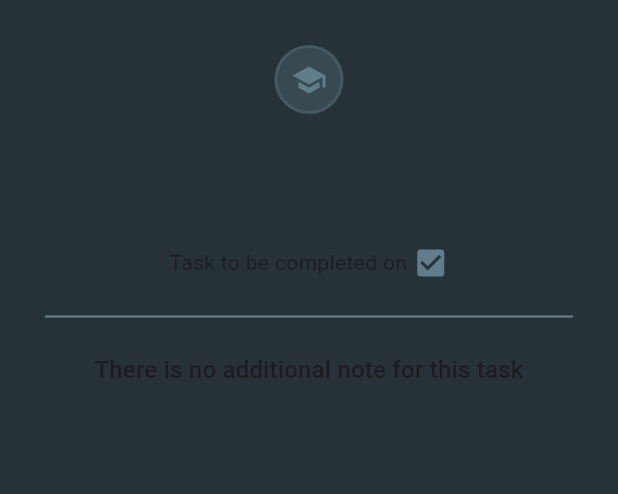
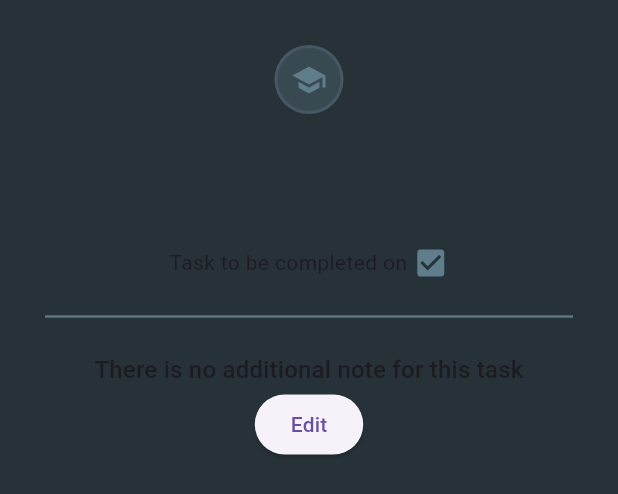
Before and after one commit to AfifKarim/Task_Model, a Flutter app: the TaskDetails widget shown alone on an empty page, opened directly with empty values, on a phone screen of 412 x 824 dp. Shown: the top 494 px of the screen. Run offline on Flutter 3.47's test engine with Material 3 defaults, Android fonts, the light colour scheme and no system bars; our stand-ins replace equatable, flex_color_scheme, flutter_riverpod, font_awesome_flutter, gap, go_router and 3 more; accounts and stored records are empty.

Commit message:
Last Commit

```diff
--- a/lib/data/repositories/task_repository_impl.dart
+++ b/lib/data/repositories/task_repository_impl.dart
@@ -42,4 +42,8 @@ class TaskRepositoryImpl implements TaskRepository {
       throw '$e';
     }
   }
+  @override
+  Future<void> updateTitleAndNote(Task task) async {
+    await _datasource.updateTask(task);
+  }
 }
--- a/lib/screens/create_task_screen.dart
+++ b/lib/screens/create_task_screen.dart
@@ -99,6 +99,7 @@ class _CreateTaskScreenState extends ConsumerState<CreateTaskScreen> {
     final time = ref.watch(timeProvider);
     final date = ref.watch(dateProvider);
     final category = ref.watch(categoryProvider);
+
     if (title.isNotEmpty) {
       final task = Task(
         title: title,
--- a/lib/widgets/task_details.dart
+++ b/lib/widgets/task_details.dart
@@ -1,17 +1,53 @@
 import 'package:flutter/material.dart';
-import 'package:task_model/data/data.dart';
-import 'package:task_model/utils/utils.dart';
-import 'package:task_model/widgets/circle_container.dart';
+import 'package:flutter_riverpod/flutter_riverpod.dart';
 import 'package:gap/gap.dart';
+import 'package:go_router/go_router.dart';
+import 'package:intl/intl.dart';
+import 'package:task_model/utils/extensions.dart';
 
-class TaskDetails extends StatelessWidget {
-  const TaskDetails({super.key, required this.task});
+import '../config/routes/routes_location.dart';
+import '../data/models/task.dart';
+import '../providers/category_provider.dart';
+import '../providers/date_provider.dart';
+import '../providers/time_provider.dart';
+import '../providers/task/tasks_provider.dart';
+import '../utils/app_alerts.dart';
+import '../utils/helpers.dart';
+import 'circle_container.dart';
+
+class TaskDetails extends StatefulWidget {
+  const TaskDetails({Key? key, required this.task}) : super(key: key);
 
   final Task task;
 
   @override
+  _TaskDetailsState createState() => _TaskDetailsState();
+}
+
+class _TaskDetailsState extends State<TaskDetails> {
+  late TextEditingController _titleController;
+  late TextEditingController _noteController;
+  bool _isEditing = false;
+
+  @override
+  void initState() {
+    super.initState();
+    _titleController = TextEditingController(text: widget.task.title);
+    _noteController = TextEditingController(text: widget.task.note);
+  }
+
+  @override
+  void dispose() {
+    _titleController.dispose();
+    _noteController.dispose();
+    super.dispose();
+  }
+
+  @override
   Widget build(BuildContext context) {
-    final style = context.textTheme;
+    final style = Theme
+        .of(context)
+        .textTheme;
 
     return Padding(
       padding: const EdgeInsets.all(30),
@@ -19,53 +55,82 @@ class TaskDetails extends StatelessWidget {
         crossAxisAlignment: CrossAxisAlignment.center,
         children: [
           CircleContainer(
-            color: task.category.color.withOpacity(0.3),
+            color: widget.task.category.color.withOpacity(0.3),
             child: Icon(
-              task.category.icon,
-              color: task.category.color,
+              widget.task.category.icon,
+              color: widget.task.category.color,
             ),
           ),
           const Gap(16),
-          Text(
-            task.title,
+          _isEditing
+              ? TextField(
+            controller: _titleController,
+            decoration: InputDecoration(
+              labelText: 'Title',
+            ),
+          )
+              : Text(
+            widget.task.title,
             style: style.titleMedium?.copyWith(
               fontWeight: FontWeight.bold,
               fontSize: 20,
             ),
           ),
-          Text(task.time, style: style.titleMedium),
+          Text(widget.task.time, style: style.titleMedium),
           const Gap(16),
           Visibility(
-            visible: !task.isCompleted,
+            visible: !_isEditing && !widget.task.isCompleted,
             child: Row(
               mainAxisAlignment: MainAxisAlignment.center,
               children: [
                 const Text('Task to be completed on '),
-                Text(task.date),
+                Text(widget.task.date),
                 Icon(
                   Icons.check_box,
-                  color: task.category.color,
+                  color: widget.task.category.color,
                 ),
               ],
             ),
           ),
           const Gap(16),
           Divider(
-            color: task.category.color,
+            color: widget.task.category.color,
             thickness: 1.5,
           ),
           const Gap(16),
-          Text(
-            task.note.isEmpty
+          _isEditing
+              ? TextField(
+            controller: _noteController,
+            decoration: InputDecoration(
+              labelText: 'Note',
+            ),
+          )
+              : Text(
+            widget.task.note.isEmpty
                 ? 'There is no additional note for this task'
-                : task.note,
+                : widget.task.note,
             style: context.textTheme.titleMedium,
             textAlign: TextAlign.center,
           ),
+          Visibility(
+            visible: !_isEditing && !widget.task.isCompleted,
+            child: ElevatedButton(
+              onPressed: () {
+                setState(() {
+                  _isEditing = true;
+                });
+              },
+              child: Text('Edit'),
+            ),
+          ),
+          Visibility(
+            visible: !_isEditing && widget.task.isCompleted,
+            child: const Text('Completed Task Cannot be Edited'),
+          ),
           const Gap(16),
           Visibility(
-            visible: task.isCompleted,
-            child: const Row(
+            visible: !_isEditing && widget.task.isCompleted,
+            child: Row(
               mainAxisAlignment: MainAxisAlignment.center,
               children: [
                 Text('Task Completed'),
@@ -76,8 +141,50 @@ class TaskDetails extends StatelessWidget {
               ],
             ),
           ),
+          const Gap(16),
+          Visibility(
+            visible: _isEditing && !widget.task.isCompleted,
+            child: ElevatedButton(
+              onPressed: () {
+                // _updateTask;
+                _updateTask;
+              },
+              child: Text('Save'),
+            ),
+          ),
         ],
       ),
     );
   }
+
+  void _updateTask(ProviderRef ref) async {
+    final title = _titleController.text.trim();
+    final note = _noteController.text.trim();
+    final time = ref.read(timeProvider);
+    final date = ref.read(dateProvider);
+    final category = ref.read(categoryProvider);
+
+    if (title.isNotEmpty) {
+      final updatedTask = widget.task.copyWith(
+        title: title,
+        category: category,
+        time: Helpers.timeToString(time),
+        date: DateFormat.yMMMd().format(date),
+        note: note,
+      );
+
+      await ref.read(tasksProvider.notifier).updateTask(updatedTask).then((value) {
+        AppAlerts.displaySnackbar(context, 'Task updated successfully');
+        Future.delayed(const Duration(milliseconds: 300), () {
+          // Refresh the list of tasks to reflect the update
+          ref.read(tasksProvider.notifier).getTasks();
+          Navigator.pop(context); // Navigate back to the previous screen
+        });
+      }).catchError((error) {
+        AppAlerts.displaySnackbar(context, 'Failed to update task: $error');
+      });
+    } else {
+      AppAlerts.displaySnackbar(context, 'Title cannot be empty');
+    }
+  }
 }
```
